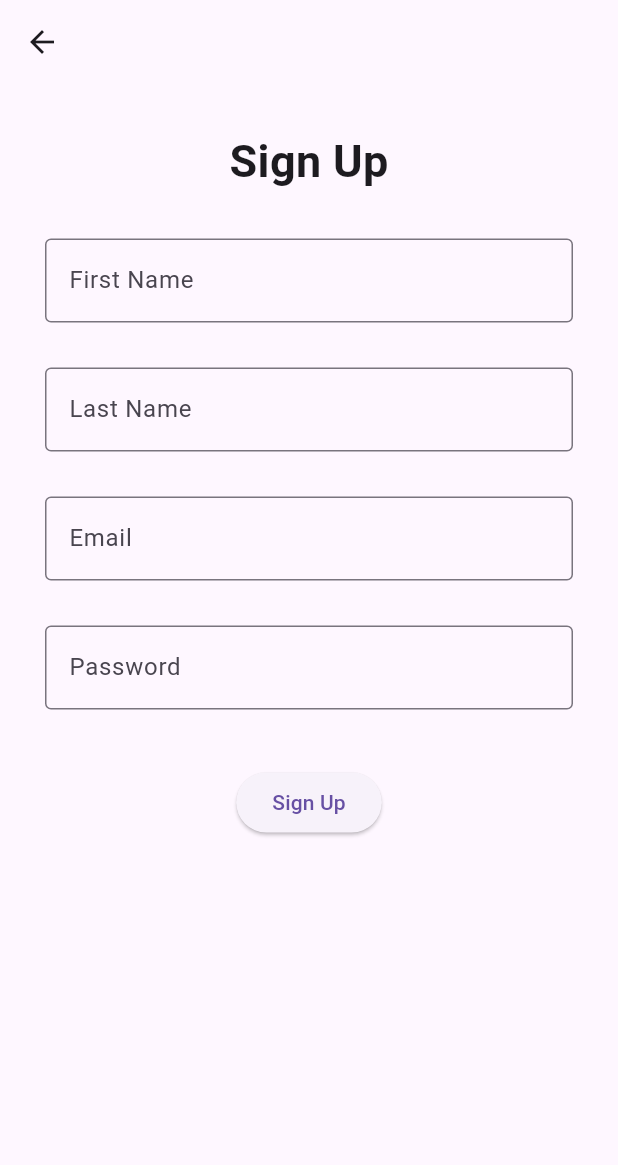
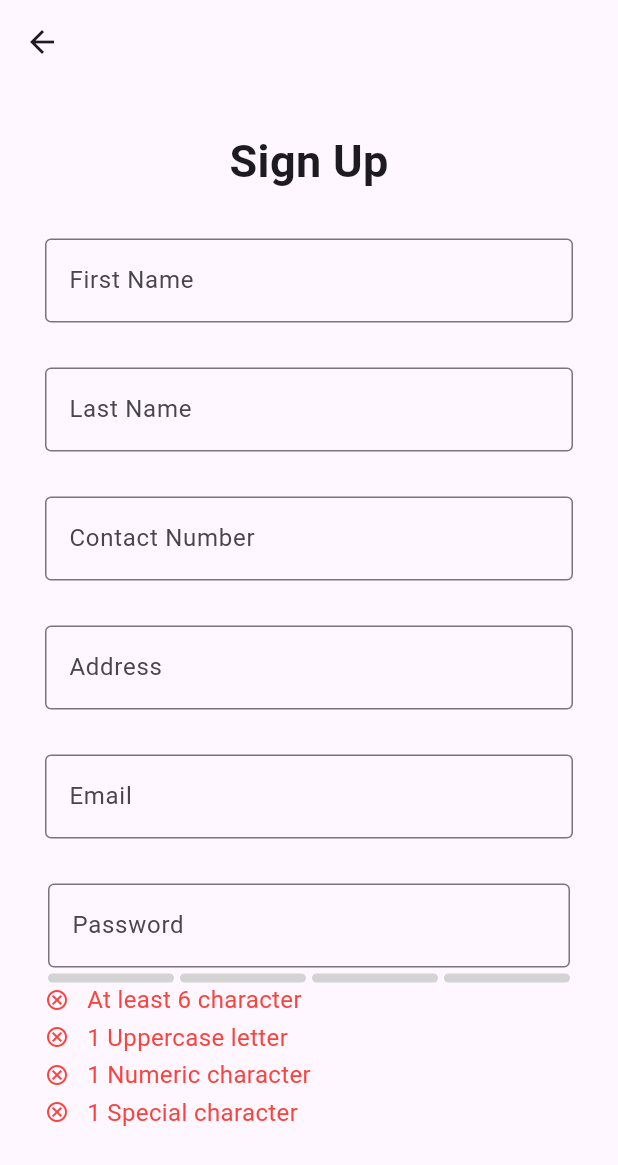
Before and after one commit to drcostales/donation_app_project, a Flutter app: the SignUpPage screen opened directly, on a phone screen of 412 x 824 dp. Shown: the top 1165 px of the screen. Run offline on Flutter 3.47's test engine with Material 3 defaults, Android fonts, the light colour scheme and no system bars; drawn by our look-alikes of flutter_pw_validator; our stand-ins replace cloud_firestore, email_validator, firebase_auth, firebase_core; missing offline and left inert: phonenumbers; accounts and stored records are empty.

Commit message:
Add: sign up

```diff
--- /dev/null
+++ b/devtools_options.yaml
@@ -0,0 +1 @@
+extensions:
--- a/lib/pages/signup_page.dart
+++ b/lib/pages/signup_page.dart
@@ -1,11 +1,10 @@
-//firstname field
-//lastname field
-//password requirements regex
-
-
-
-
 import 'package:flutter/material.dart';
+import 'package:flutter/widgets.dart';
+import 'package:provider/provider.dart';
+import '../providers/auth_provider.dart';
+import 'package:email_validator/email_validator.dart';
+import 'package:flutter_pw_validator/flutter_pw_validator.dart';
+import 'package:phonenumbers/phonenumbers.dart';
 
 class SignUpPage extends StatefulWidget {
   const SignUpPage({super.key});
@@ -16,11 +15,24 @@ class SignUpPage extends StatefulWidget {
 
 class _SignUpState extends State<SignUpPage> {
   final _formKey = GlobalKey<FormState>();
-  String? firstname;
-  String? lastname;
+  final GlobalKey<FlutterPwValidatorState> validatorKey =
+      GlobalKey<FlutterPwValidatorState>();
+  String? fname;
+  String? lname;
+  String? address;
+  String? contact;
   String? email;
   String? password;
-  final RegExp nameRegExp = RegExp(r'^[a-zA-Z\s]{1,30}$');
+  bool isPasswordValid = false;
+
+  final _pwcontroller = TextEditingController();
+  final _contactController = PhoneNumberEditingController();
+
+  @override
+  void dispose() {
+    _pwcontroller.dispose();
+    super.dispose();
+  }
 
   @override
   Widget build(BuildContext context) {
@@ -33,50 +45,96 @@ class _SignUpState extends State<SignUpPage> {
               key: _formKey,
               child: Column(
                 mainAxisAlignment: MainAxisAlignment.center,
-                children: [heading, firstNameField, lastNameField, emailField, passwordField, submitButton],
+                children: [
+                  heading,
+                  fnameField,
+                  lnameField,
+                  contactField,
+                  addressField,
+                  emailField,
+                  passwordField,
+                  submitButton
+                ],
               ),
             )),
       ),
     );
   }
 
-  Widget get firstNameField => Padding(
+  Widget get heading => const Padding(
+        padding: EdgeInsets.only(bottom: 30),
+        child: Text(
+          "Sign Up",
+          style: TextStyle(fontSize: 30, fontWeight: FontWeight.bold),
+        ),
+      );
+
+  Widget get fnameField => Padding(
         padding: const EdgeInsets.only(bottom: 30),
         child: TextFormField(
           decoration: const InputDecoration(
               border: OutlineInputBorder(),
               label: Text("First Name"),
-              ),
-          onSaved: (value) => setState(() => firstname = value),
+              hintText: "Enter your first name"),
+          onSaved: (value) => setState(() => fname = value),
           validator: (value) {
-            if (!nameRegExp.hasMatch(value ?? "")) {
-              return "Enter your first name.";
-            }return null;
+            if (value == null || value.isEmpty) {
+              return "Please enter your first name";
+            }
+            return null;
           },
         ),
       );
 
-  Widget get lastNameField => Padding(
+  Widget get lnameField => Padding(
         padding: const EdgeInsets.only(bottom: 30),
         child: TextFormField(
           decoration: const InputDecoration(
               border: OutlineInputBorder(),
               label: Text("Last Name"),
-              ),
-          onSaved: (value) => setState(() => lastname = value),
+              hintText: "Enter your last name"),
+          onSaved: (value) => setState(() => lname = value),
           validator: (value) {
-            if (!nameRegExp.hasMatch(value ?? "")) {
-              return "Enter your last name.";
-            }return null;
+            if (value == null || value.isEmpty) {
+              return "Please enter your last name";
+            }
+            return null;
           },
         ),
       );
 
-  Widget get heading => const Padding(
-        padding: EdgeInsets.only(bottom: 30),
-        child: Text(
-          "Sign Up",
-          style: TextStyle(fontSize: 30, fontWeight: FontWeight.bold),
+  Widget get contactField => Padding(
+        padding: const EdgeInsets.only(bottom: 30),
+        child: TextFormField(
+          // controller: _contactController,
+          decoration: const InputDecoration(
+              border: OutlineInputBorder(),
+              label: Text("Contact Number"),
+              hintText: "Enter your contact number"),
+          onSaved: (value) => setState(() => contact = value),
+          validator: (value) {
+            if (value == null || value.isEmpty) {
+              return "Please enter your contact";
+            }
+            return null;
+          },
+        ),
+      );
+
+  Widget get addressField => Padding(
+        padding: const EdgeInsets.only(bottom: 30),
+        child: TextFormField(
+          decoration: const InputDecoration(
+              border: OutlineInputBorder(),
+              label: Text("Address"),
+              hintText: "Enter your address"),
+          onSaved: (value) => setState(() => address = value),
+          validator: (value) {
+            if (value == null || value.isEmpty) {
+              return "Please enter your address";
+            }
+            return null;
+          },
         ),
       );
 
@@ -89,56 +147,88 @@ class _SignUpState extends State<SignUpPage> {
               hintText: "Enter a valid email"),
           onSaved: (value) => setState(() => email = value),
           validator: (value) {
-            RegExp emailRegExp = RegExp(r'^[a-zA-Z0-9_.+-]+@[a-zA-Z0-9-]+\.[a-zA-Z0-9-.]+$');
             if (value == null || value.isEmpty) {
-              return "Please enter a valid email format.";
-            } else if (!emailRegExp.hasMatch(value)) {
-              return "Please enter a valid email format.";
-            }return null;
+              return "Please enter a valid email format";
+            }
+            if (!EmailValidator.validate(value)) {
+              return "Please enter a valid email address (e.g. juandelacruz@gmail.com)";
+            }
+            return null;
           },
         ),
       );
 
-  Widget get passwordField => Padding(
+  Widget get passwordField => Stack(
+        children: [
+          Padding(
             padding: const EdgeInsets.only(bottom: 30),
-        child: Column(children: [TextFormField(
+            child: Column(
+              children: [
+                Padding(
+                  padding: const EdgeInsets.symmetric(horizontal: 2.0),
+                  child: TextFormField(
+                    controller: _pwcontroller,
+                    obscureText: true, // Hide password
                     decoration: const InputDecoration(
-              border: OutlineInputBorder(),
                         label: Text("Password"),
-              hintText: "At least 6 characters"),
-          obscureText: true,
+                        hintText: "Enter your password",
+                        border: OutlineInputBorder()),
                     onSaved: (value) => setState(() => password = value),
                     validator: (value) {
-            if (value == null || value.isEmpty) {
+                      if (!isPasswordValid) {
                         return "Please enter a valid password";
-            }
-            //Using regexp to force user to make a secure password
-            //(?=.*[\W_]) uses non-word characters
-            final RegExp passwordRegex = RegExp(r'^(?=.*[a-z])(?=.*[A-Z])(?=.*\d)(?=.*[\W_]).{6,}$');
-            if (!passwordRegex.hasMatch(value)) {
-              return  "Password must have at least 1 small letter, 1 capital  \nletter, 1 digit, 1 special character, and at least 8 \ncharacters";
                       }
                       return null;
                     },
-        ),const SizedBox(height: 8,)],)
+                  ),
+                ),
+                const SizedBox(height: 4),
+                FlutterPwValidator(
+                  key: validatorKey,
+                  controller: _pwcontroller,
+                  minLength: 6,
+                  uppercaseCharCount: 1,
+                  numericCharCount: 1,
+                  specialCharCount: 1,
+                  width: 400,
+                  height: 140,
+                  onSuccess: () {
+                    setState(() {
+                      isPasswordValid = true; // Update password validity state
+                    });
+                    print("Password is valid");
+                  },
+                  onFail: () {
+                    setState(() {
+                      isPasswordValid = false; // Update password validity state
+                    });
+                    print("Password is not valid");
+                  },
+                )
+              ],
+            ),
+          )
+        ],
       );
 
   Widget get submitButton => ElevatedButton(
       onPressed: () async {
-        // if (_formKey.currentState!.validate()) {
-        //   _formKey.currentState!.save();
-        //   await context
-        //       .read<UserAuthProvider>()
-        //       .authService
-        //       .signUp(bool donor, lastname!, email!, password!);
+        if (_formKey.currentState!.validate()) {
+          _formKey.currentState!.save();
+          String fullname = "${fname!} ${lname!}";
+          Map<String, dynamic> userData = {
+            "full name": fullname,
+            "contact": contact,
+            "address": address
+          };
+          await context
+              .read<UserAuthProvider>()
+              .authService
+              .signUp(true, email!, password!, userData);
 
-        //   // check if the widget hasn't been disposed of after an asynchronous action
-        //   if (mounted) Navigator.pop(context);
-
-        //   // Navigate to home page if sign up is successful
-        //   Navigator.pushReplacementNamed(context, '/home');
-
-        // }
+          // check if the widget hasn't been disposed of after an asynchronous action
+          if (mounted) Navigator.pop(context);
+        }
       },
       child: const Text("Sign Up"));
 }
--- a/pubspec.yaml
+++ b/pubspec.yaml
@@ -28,6 +28,9 @@ environment:
 # the latest version available on pub.dev. To see which dependencies have newer
 # versions available, run `flutter pub outdated`.
 dependencies:
+  flutter_pw_validator:
+  email_validator: '^2.1.16'
+  phonenumbers: ^1.0.0
   flutter:
     sdk: flutter
 
```
Also changed, not shown: lib/api/firebase_auth_api.dart (+65 -27 lines), pubspec.lock. Lines whose indentation alone changed are shown as unchanged.
